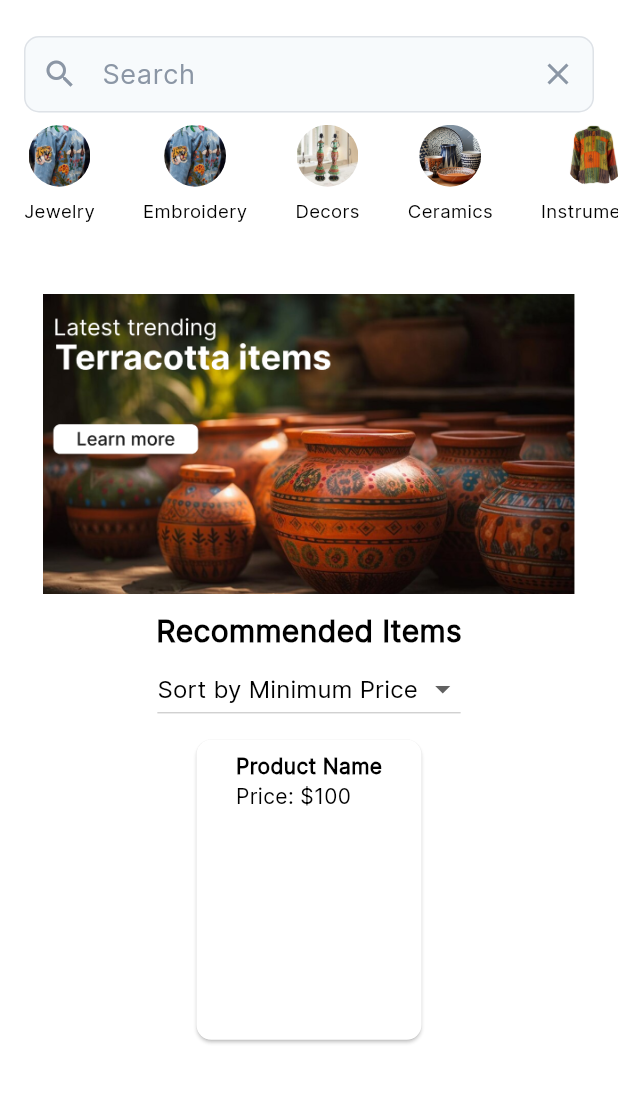
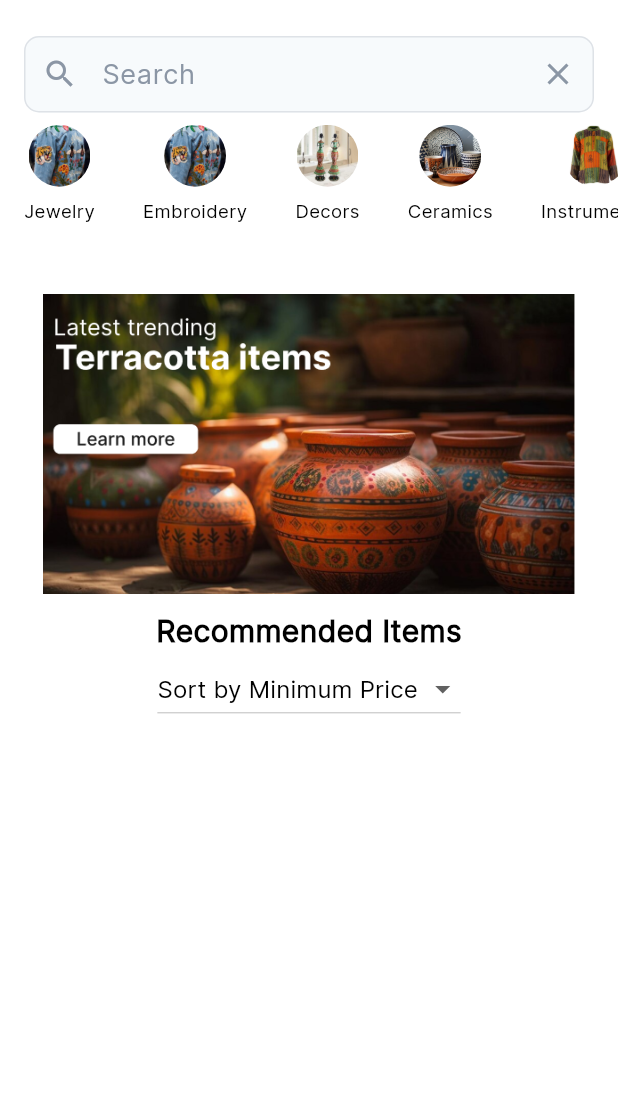
Before and after one commit to Harshiikaa/TribalTrove, a Flutter app: the DashboardViewUser screen opened directly, on a phone screen of 412 x 824 dp, the part 84-1187 px from its top. Run offline on Flutter 3.47's test engine with Material 3 defaults, Android fonts, the phone set to English and light mode, and no system bars; drawn by our look-alikes of carousel_slider; our stand-ins replace connectivity_plus, dartz, dio, dropdown_button2, equatable, flutter_riverpod and 6 more; missing offline and left inert: all_sensors2; accounts and stored records are empty; network calls fail.

Commit message:
changed a minor mistake of search

```diff
--- a/lib/feature/user/dashboard/presentation/view/user/dashboard_view_user.dart
+++ b/lib/feature/user/dashboard/presentation/view/user/dashboard_view_user.dart
@@ -121,7 +121,10 @@ class _DashboardPageUserState extends ConsumerState<DashboardViewUser> {
               onPressed: () {
                 Navigator.pop(context, false); // No
               },
-              child: Text('No'),
+              child: Text(
+                'No',
+                style: TextStyle(color: Colors.black),
+              ),
             ),
             TextButton(
               onPressed: () async {
@@ -142,7 +145,7 @@ class _DashboardPageUserState extends ConsumerState<DashboardViewUser> {
                   },
                 );
               },
-              child: Text('Yes'),
+              child: Text('Yes', style: TextStyle(color: Colors.black)),
             ),
           ],
         );
@@ -514,8 +517,22 @@ class _DashboardPageUserState extends ConsumerState<DashboardViewUser> {
                 crossAxisSpacing: 8.0, // Spacing between columns
                 mainAxisSpacing: 8.0, // Spacing between rows
               ),
-              itemCount: products.length,
+              itemCount: products
+                  .where((product) =>
+                      _searchController.text.isEmpty ||
+                      product!.productName
+                          .toLowerCase()
+                          .contains(_searchController.text.toLowerCase()))
+                  .length,
               itemBuilder: (context, index) {
+                final filteredProducts = products
+                    .where((product) =>
+                        _searchController.text.isEmpty ||
+                        product!.productName
+                            .toLowerCase()
+                            .contains(_searchController.text.toLowerCase()))
+                    .toList();
+
                 return GestureDetector(
                   onTap: () {
                     // Navigate to the product details page with arguments
@@ -523,12 +540,12 @@ class _DashboardPageUserState extends ConsumerState<DashboardViewUser> {
                       context,
                       "/productDetails",
                       arguments: [
-                        products[index]?.productID,
-                        products[index]?.productName,
-                        products[index]?.productPrice,
-                        products[index]?.productDescription,
-                        products[index]?.productCategory,
-                        products[index]?.productImageURL,
+                        filteredProducts[index]?.productID,
+                        filteredProducts[index]?.productName,
+                        filteredProducts[index]?.productPrice,
+                        filteredProducts[index]?.productDescription,
+                        filteredProducts[index]?.productCategory,
+                        filteredProducts[index]?.productImageURL,
                       ],
                     );
                   },
@@ -544,13 +561,13 @@ class _DashboardPageUserState extends ConsumerState<DashboardViewUser> {
                           SizedBox(
                             height: 80, // Adjust the image height
                             child: Image.network(
-                              products[index]?.productImageURL ?? '',
+                              filteredProducts[index]?.productImageURL ?? '',
                               fit: BoxFit.cover,
                             ),
                           ),
                           SizedBox(height: 8),
                           Text(
-                            '${products[index]?.productName}',
+                            '${filteredProducts[index]?.productName}',
                             style: TextStyle(
                               fontSize: 16,
                               fontWeight: FontWeight.bold,
@@ -558,7 +575,7 @@ class _DashboardPageUserState extends ConsumerState<DashboardViewUser> {
                           ),
                           SizedBox(height: 4),
                           Text(
-                            'NPR.${products[index]?.productPrice}',
+                            'NPR.${filteredProducts[index]?.productPrice}',
                             style: TextStyle(
                               fontSize: 16,
                             ),
@@ -646,65 +663,51 @@ class _DashboardPageUserState extends ConsumerState<DashboardViewUser> {
             //         ),
             //       );
             //     }),
-            SingleChildScrollView(
-              scrollDirection: Axis.horizontal,
-              child: Row(
-                children: [
-                  Card(
-                    margin: EdgeInsets.all(10),
-                    shape: RoundedRectangleBorder(
-                      borderRadius: BorderRadius.circular(10.0),
-                    ),
-                    child: InkWell(
-                      onTap: () {
-                        // Handle onTap action
-                      },
-                      child: Container(
-                        width: 150, // Set a fixed width for each card
-                        height: 200,
-                        child: Column(
-                          children: [
-                            // pretty card
+            // SingleChildScrollView(
+            //   scrollDirection: Axis.horizontal,
+            //   child: Row(
+            //     children: [
+            //       Card(
+            //         margin: EdgeInsets.all(10),
+            //         shape: RoundedRectangleBorder(
+            //           borderRadius: BorderRadius.circular(10.0),
+            //         ),
+            //         child: InkWell(
+            //           onTap: () {
+            //             // Handle onTap action
+            //           },
+            //           child: Container(
+            //             width: 150, // Set a fixed width for each card
+            //             height: 200,
+            //             child: Column(
+            //               children: [
 
-                            // Expanded(
-                            //   flex: 2,
-                            //   child: ClipRRect(
-                            //     borderRadius: BorderRadius.vertical(
-                            //       top: Radius.circular(10.0),
-                            //     ),
-                            //     child: Image.asset(
-                            //       'assets/images/terracota.jpg',
-                            //       width: double.infinity,
-                            //       fit: BoxFit.cover,
-                            //     ),
-                            //   ),
-                            // ),
-                            Expanded(
-                              flex: 1,
-                              child: Padding(
-                                padding: const EdgeInsets.all(8.0),
-                                child: Column(
-                                  crossAxisAlignment: CrossAxisAlignment.start,
-                                  children: [
-                                    Text(
-                                      'Product Name',
-                                      style: TextStyle(
-                                        fontWeight: FontWeight.bold,
-                                      ),
-                                    ),
-                                    Text('Price: \$100'),
-                                  ],
-                                ),
-                              ),
-                            ),
-                          ],
-                        ),
-                      ),
-                    ),
-                  ),
-                ],
-              ),
-            ),
+            //                 Expanded(
+            //                   flex: 1,
+            //                   child: Padding(
+            //                     padding: const EdgeInsets.all(8.0),
+            //                     child: Column(
+            //                       crossAxisAlignment: CrossAxisAlignment.start,
+            //                       children: [
+            //                         Text(
+            //                           'Product Name',
+            //                           style: TextStyle(
+            //                             fontWeight: FontWeight.bold,
+            //                           ),
+            //                         ),
+            //                         Text('Price: \$100'),
+            //                       ],
+            //                     ),
+            //                   ),
+            //                 ),
+            //               ],
+            //             ),
+            //           ),
+            //         ),
+            //       ),
+            //     ],
+            //   ),
+            // ),
           ],
         ),
       ),
```
